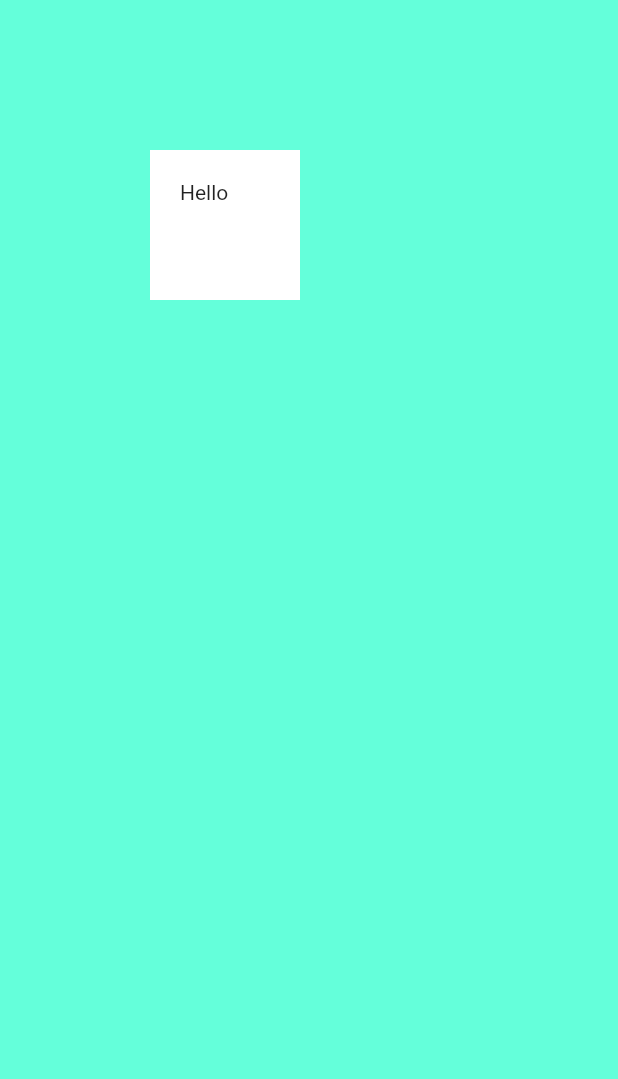
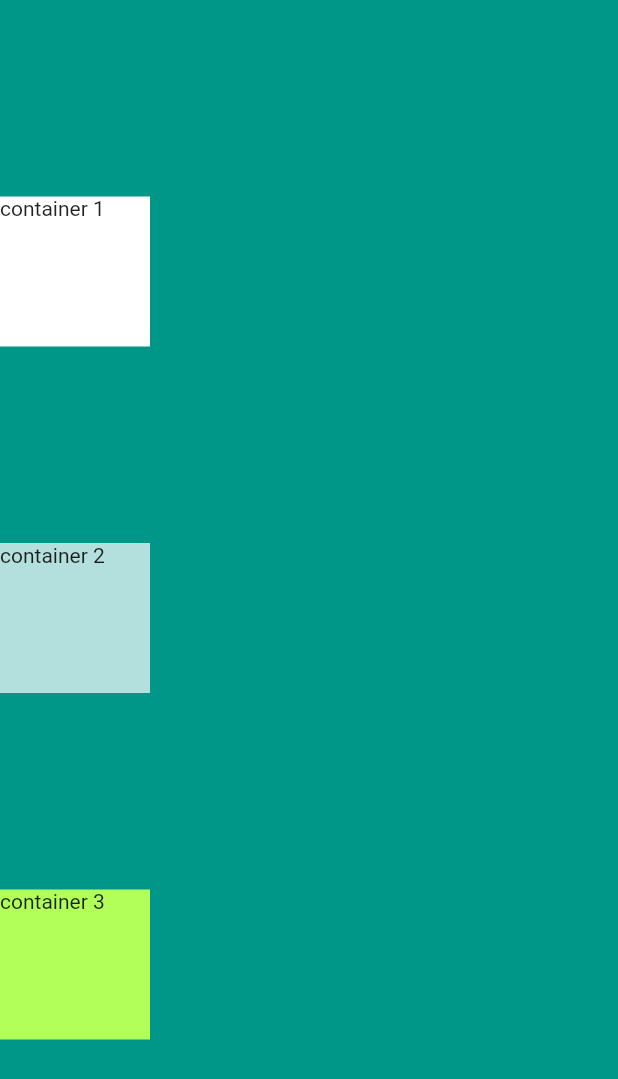
Before and after one commit to PrernaaSurbhi/flutter_sample_app, a Flutter app: the screen it shows after launch, on a phone screen of 412 x 824 dp. Shown: the top 1079 px of the screen. Run offline on Flutter 3.47's test engine with Material 2 defaults, Android fonts, the phone set to English and light mode, and no system bars.

Commit message:
MainAxisAlignment --- > alignment for verticle.

```diff
--- a/lib/main.dart
+++ b/lib/main.dart
@@ -9,21 +9,39 @@ class MyApp extends StatelessWidget {
   Widget build(BuildContext context) {
     return MaterialApp(
       home: Scaffold(
-        backgroundColor: Colors.tealAccent,
+        backgroundColor: Colors.teal,
         body: SafeArea(
           //container can only have single child . changes for single child layout widget.
-          child: Container(
-            height: 100.0,
-            width: 100.0,
-            // for margin at all edge
-//            margin: EdgeInsets.all(20.0),
-            // for margin for horizontal and verticle
-//            margin: EdgeInsets.symmetric(vertical: 150.0, horizontal: 100.0),
-            margin:EdgeInsets.fromLTRB(100.0, 100.0, 100.0, 100.0),
-            padding: EdgeInsets.all(20.0),
+          child:Column(
+            // add main axisize, to minimize the verticle size as per children.
+//            mainAxisSize: MainAxisSize.min,
 
-            color: Colors.white,
-            child: Text('Hello'),
+            // VerticalDirection.down mean it lies on top , if VerticalDirection.up . then it means lying on bottom.
+//            verticalDirection:VerticalDirection.down ,
+
+            // for alignment the main axis to the center, like this are down also.below used spaceEvenly to calculate what column has
+            mainAxisAlignment:MainAxisAlignment.spaceEvenly,
+
+            children: <Widget>[
+              Container(
+                height: 100.0,
+                width: 100.0,
+                color: Colors.white,
+                child: Text('container 1'),
+              ),
+              Container(
+                width:100.0,
+                height:100.0,
+                color:Colors.white70,
+                  child:Text('container 2')
+              ),
+              Container(
+                  width:100.0,
+                  height:100.0,
+                  color:Colors.lightGreenAccent,
+                  child:Text('container 3')
+              ),
+            ],
           ),
         ),
       ),
```
